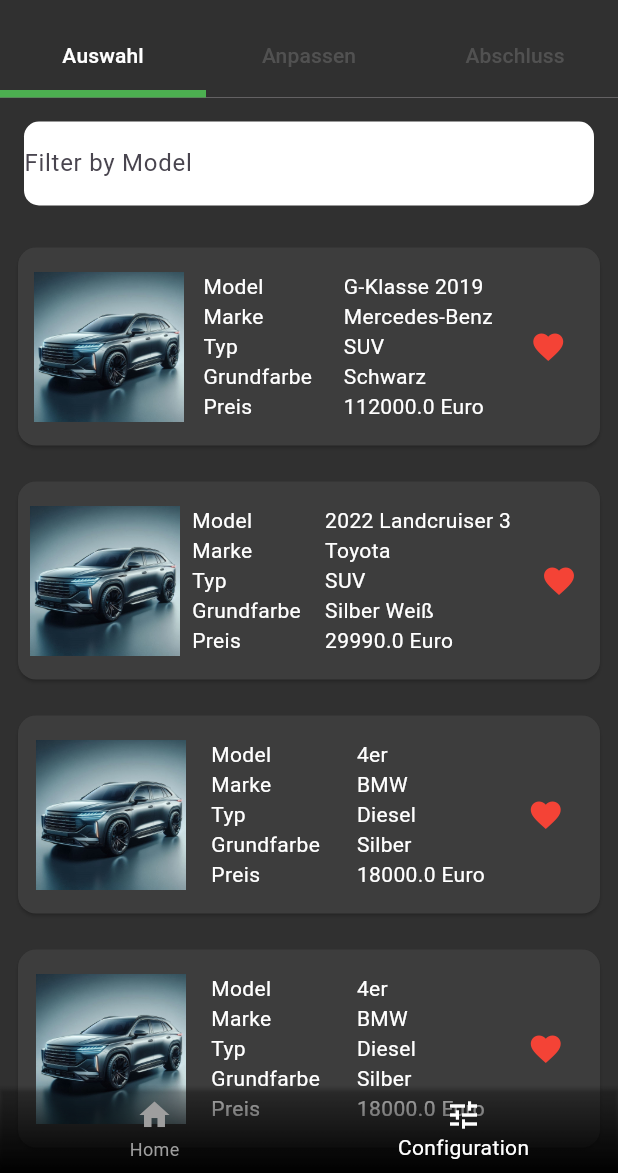
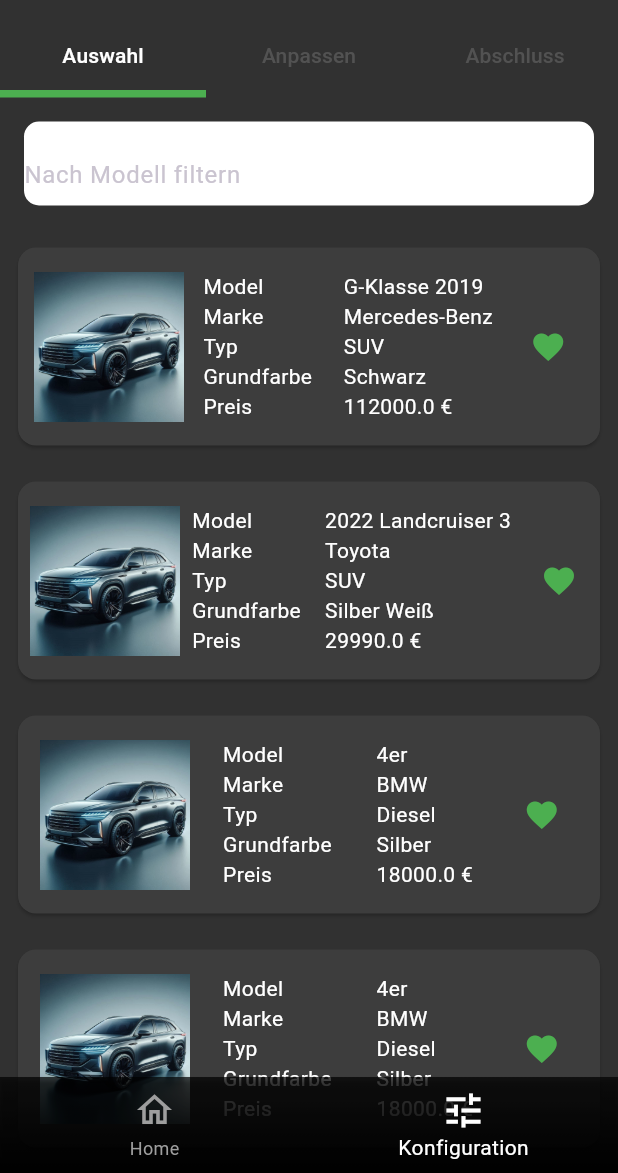
Before and after one commit to timhegi/virtuelle_fahrzeugerkundung, a Flutter app: the screen it shows after launch, item 2 of the bottom bar chosen, on a phone screen of 412 x 824 dp, the part 63-1236 px from its top. Run offline on Flutter 3.47's test engine with Material 3 defaults, Android fonts, the phone set to English and light mode, and no system bars; our stand-ins replace fluttertoast, hive, hive_flutter; missing offline and left inert: model_viewer_plus; accounts and stored records are empty.

Commit message:
-fovoriteCars in favoriteCars unbenannt -app icon geändert (nur für android) -bottom nav bar weiter angepasst -customWideFAB weiter angepasst -einheitliches globales theme erstellt (noch nicht alle farben eingepflegt aber denke sollte grob reichen) -einige kommentare und logs/prints entfernt

```diff
--- /dev/null
+++ b/lib/appTheme.dart
@@ -0,0 +1,50 @@
+import 'package:flutter/material.dart';
+
+class AppTheme {
+  static final ThemeData darkTheme = ThemeData(
+    useMaterial3: true,
+    brightness: Brightness.dark,
+    primaryColor: Colors.green,
+    scaffoldBackgroundColor: const Color(0xFF313131),
+    appBarTheme: const AppBarTheme(
+      backgroundColor: Color(0xFF313131),
+      foregroundColor: Colors.white70,
+    ),
+    cardTheme: const CardTheme(
+      color: Color(0xFF3D3D3D),
+    ),
+    cardColor: const Color(0xFF3D3D3D),
+    textTheme: const TextTheme(
+      bodyLarge: TextStyle(color: Colors.white),
+      bodyMedium: TextStyle(color: Colors.white),
+    ),
+    inputDecorationTheme: const InputDecorationTheme(
+      fillColor: Colors.white,
+      alignLabelWithHint: true,
+      counterStyle: TextStyle(color: Colors.red),
+      filled: false,
+    ),
+    floatingActionButtonTheme: const FloatingActionButtonThemeData(
+      backgroundColor: Colors.white,
+      foregroundColor: Colors.black,
+      shape: RoundedRectangleBorder(
+        borderRadius: BorderRadius.all(Radius.circular(10)),
+      ),
+    ),
+    tabBarTheme: TabBarTheme(
+      overlayColor: WidgetStateProperty.all(Colors.transparent),
+      labelColor: Colors.white,
+      unselectedLabelColor: Colors.grey,
+      indicatorColor: Colors.green,
+    ),
+    bottomNavigationBarTheme: const BottomNavigationBarThemeData(
+      backgroundColor: Colors.transparent,
+      selectedItemColor: Colors.white,
+      unselectedItemColor: Colors.grey,
+      type: BottomNavigationBarType.fixed,
+      enableFeedback: false,
+      landscapeLayout: BottomNavigationBarLandscapeLayout.centered,
+      showSelectedLabels: true,
+    ),
+  );
+}
--- a/lib/main.dart
+++ b/lib/main.dart
@@ -5,6 +5,7 @@
 import 'package:virtuelle_fahrzeugerkundung/services/carSelectionProvider.dart';
 import 'package:virtuelle_fahrzeugerkundung/views/configurationView.dart';
 import 'package:virtuelle_fahrzeugerkundung/models/car_model.dart';
+import 'package:virtuelle_fahrzeugerkundung/appTheme.dart';
 
 void main() async {
   WidgetsFlutterBinding.ensureInitialized();
@@ -34,10 +35,11 @@
 
   @override
   Widget build(BuildContext context) {
-    return const MaterialApp(
+    return MaterialApp(
       debugShowCheckedModeBanner: false,
       title: 'Virtuelle Fahrzeugerkundung',
-      home: ConfigurationView(),
+      theme: AppTheme.darkTheme,
+      home: const ConfigurationView(),
     );
   }
 }
--- a/lib/services/carSelectionProvider.dart
+++ b/lib/services/carSelectionProvider.dart
@@ -1,6 +1,5 @@
 import 'package:flutter/foundation.dart';
 import 'package:flutter/material.dart';
-import 'dart:developer' as developer;
 
 import '../models/car_model.dart';
 
@@ -11,7 +10,6 @@
 
   void selectCar(Car car) {
     _selectedCar = car;
-    developer.log('Car selected: ${car.model} - ${car.brand} - ${car.price}', name: 'CarSelection'); // TODO: Remove this line
     notifyListeners();
   }
 }
--- a/lib/views/GradientBottomNavBar.dart
+++ b/lib/views/GradientBottomNavBar.dart
@@ -19,8 +19,9 @@
           end: Alignment.topCenter,
           colors: [
             Colors.black,
-            Colors.black.withOpacity(0.0),
+            Colors.black.withOpacity(0.7),
           ],
+          stops: const [0.0, 1.0],
         ),
       ),
       child: BottomNavigationBar(
@@ -30,12 +31,14 @@
         selectedItemColor: Colors.white,
         items: const <BottomNavigationBarItem>[
           BottomNavigationBarItem(
-            icon: Icon(Icons.home),
+            icon: Icon(Icons.home_outlined, size: 28),
+            activeIcon: Icon(Icons.home, size: 30),
             label: 'Home',
           ),
           BottomNavigationBarItem(
-            icon: Icon(Icons.tune),
-            label: 'Configuration',
+            icon: Icon(Icons.tune_outlined, size: 28),
+            activeIcon: Icon(Icons.tune, size: 30),
+            label: 'Konfiguration',
           ),
         ],
         currentIndex: currentIndex,
--- a/lib/views/configurationView.dart
+++ b/lib/views/configurationView.dart
@@ -1,10 +1,12 @@
 import 'package:flutter/material.dart';
 import 'package:fluttertoast/fluttertoast.dart';
 import 'package:provider/provider.dart';
+import 'package:virtuelle_fahrzeugerkundung/appTheme.dart';
 import 'package:virtuelle_fahrzeugerkundung/services/carSelectionProvider.dart';
 import 'package:virtuelle_fahrzeugerkundung/views/customWideFAB.dart';
-import 'package:virtuelle_fahrzeugerkundung/widgets/fovoriteCars.dart';
+import 'package:virtuelle_fahrzeugerkundung/widgets/favoriteCars.dart';
 import 'package:virtuelle_fahrzeugerkundung/widgets/listOfCars.dart';
+
 import '../widgets/configuration.dart';
 import 'GradientBottomNavBar.dart';
 
@@ -82,7 +84,7 @@
           timeInSecForIosWeb: 2,
           backgroundColor: Colors.green,
           textColor: Colors.white,
-          fontSize: 16.0);
+          fontSize: 14.0);
     }
   }
 
@@ -91,13 +93,9 @@
     return MaterialApp(
       debugShowCheckedModeBanner: false,
       title: 'Virtuelle Fahrzeugerkundung',
-      theme: ThemeData(
-        useMaterial3: true,
-      ),
+      theme: AppTheme.darkTheme,
       home: Scaffold(
         appBar: AppBar(
-          backgroundColor: Colors.grey[850],
-          foregroundColor: Colors.white70,
           centerTitle: true,
           title: const Text('Virtuelle Fahrzeugerkundung'),
           bottom: _selectedBottomNavIndex == 1
@@ -180,10 +178,8 @@
   IconData _getFABIcon() {
     switch (_selectedTopNavIndex) {
       // Hier kann man die icons für die aktuelle ansicht anpassen, sofern nötig
-      case 0:
-        return Icons.directions_car;
       case 1:
-        return Icons.build;
+        return Icons.arrow_forward;
       case 2:
         return Icons.send;
       default:
--- a/lib/views/customWideFAB.dart
+++ b/lib/views/customWideFAB.dart
@@ -19,9 +19,9 @@
   @override
   Widget build(BuildContext context) {
     return Padding(
-      padding: const EdgeInsets.symmetric(horizontal: 16.0, vertical: 40.0),
+      padding: const EdgeInsets.symmetric(horizontal: 8.0, vertical: 48.0),
       child: SizedBox(
-        width: MediaQuery.of(context).size.width * 0.95,
+        width: MediaQuery.of(context).size.width,
         height: 56.0,
         child: ElevatedButton(
           style: ElevatedButton.styleFrom(
@@ -41,7 +41,7 @@
                 child: Text(
                   mainText,
                   style: const TextStyle(
-                    fontSize: 20.0,
+                    fontSize: 18.0,
                     fontWeight: FontWeight.bold,
                   ),
                   overflow: TextOverflow.ellipsis,
--- a/lib/widgets/listOfCars.dart
+++ b/lib/widgets/listOfCars.dart
@@ -1,5 +1,4 @@
 import 'package:flutter/material.dart';
-import 'package:hexcolor/hexcolor.dart';
 import 'package:hive/hive.dart';
 import 'package:hive_flutter/hive_flutter.dart';
 import 'package:provider/provider.dart';
@@ -62,7 +61,6 @@
 
   @override
   void initState() {
-    // Initialize the filtered list with all products
     filteredCars = carList;
 
     openBox();
@@ -80,8 +78,6 @@
     );
     Provider.of<CarSelectionProvider>(context, listen: false)
         .selectCar(selectedCar);
-    print(
-        'Car selected in ListOfCars: ${selectedCar.model} - ${selectedCar.brand}');
     widget.onCarSelected();
   }
 
@@ -91,11 +87,9 @@
     }
   }
 
-  // Function to filter products by model
   void filterCarsByModel(String model) {
     setState(() {
       filterModel = model;
-      // Use the 'where' method to filter products by model
       filteredCars = carList
           .where((car) => car.model != null && car.model!.contains(filterModel))
           .toList();
@@ -105,7 +99,8 @@
   @override
   Widget build(BuildContext context) {
     return Container(
-      decoration: BoxDecoration(color: Colors.grey[850]),
+      decoration:
+          BoxDecoration(color: Theme.of(context).scaffoldBackgroundColor),
       child: Column(
         mainAxisAlignment: MainAxisAlignment.start,
         children: [
@@ -113,13 +108,13 @@
             padding: const EdgeInsets.all(16.0),
             child: Container(
               decoration: BoxDecoration(
-                color: Colors.white,
-                borderRadius: BorderRadius.all(Radius.circular(10)),
+                color: Theme.of(context).inputDecorationTheme.fillColor,
+                borderRadius: const BorderRadius.all(Radius.circular(10)),
               ),
               width: 400,
               child: TextField(
-                decoration: InputDecoration(
-                  labelText: 'Filter by Model',
+                decoration: const InputDecoration(
+                  labelText: 'Nach Modell filtern',
                   border: InputBorder.none,
                 ),
                 onChanged: filterCarsByModel,
@@ -128,12 +123,11 @@
           ),
           Expanded(
             child: Container(
-              color: Colors.grey[850],
+              color: Theme.of(context).scaffoldBackgroundColor,
               child: ListView.builder(
                 itemCount: filteredCars.length + 1,
                 itemBuilder: (BuildContext context, int index) {
                   if (index == filteredCars.length) {
-                    // Return SizedBox for the last item
                     return const SizedBox(height: 60);
                   } else {
                     return Padding(
@@ -141,7 +135,7 @@
                       child: GestureDetector(
                         onTap: () => _selectCar(filteredCars[index]),
                         child: Card(
-                          color: HexColor("3D3D3D"),
+                          color: Theme.of(context).cardColor,
                           child: Padding(
                             padding: const EdgeInsets.all(8.0),
                             child: Row(
@@ -150,7 +144,6 @@
                                 SizedBox(
                                   height: 100,
                                   width: 100,
-                                  // Set a fixed width for the images
                                   child: PageView.builder(
                                     itemCount: images.length,
                                     itemBuilder: (context, imageIndex) {
@@ -165,20 +158,25 @@
                                         CrossAxisAlignment.start,
                                     children: [
                                       Text("Model",
-                                          style: TextStyle(color: Colors.white),
-                                          textAlign: TextAlign.left),
+                                          style: Theme.of(context)
+                                              .textTheme
+                                              .bodyMedium),
                                       Text("Marke",
-                                          style: TextStyle(color: Colors.white),
-                                          textAlign: TextAlign.left),
+                                          style: Theme.of(context)
+                                              .textTheme
+                                              .bodyMedium),
                                       Text("Typ",
-                                          style: TextStyle(color: Colors.white),
-                                          textAlign: TextAlign.left),
+                                          style: Theme.of(context)
+                                              .textTheme
+                                              .bodyMedium),
                                       Text("Grundfarbe",
-                                          style: TextStyle(color: Colors.white),
-                                          textAlign: TextAlign.left),
+                                          style: Theme.of(context)
+                                              .textTheme
+                                              .bodyMedium),
                                       Text("Preis",
-                                          style: TextStyle(color: Colors.white),
-                                          textAlign: TextAlign.left),
+                                          style: Theme.of(context)
+                                              .textTheme
+                                              .bodyMedium),
                                     ],
                                   ),
                                 ),
@@ -193,37 +191,38 @@
                                               .elementAt(index)
                                               .model
                                               .toString(),
-                                          style: TextStyle(color: Colors.white),
-                                          textAlign: TextAlign.left),
+                                          style: Theme.of(context)
+                                              .textTheme
+                                              .bodyMedium),
                                       Text(
                                           filteredCars
                                               .elementAt(index)
                                               .brand
                                               .toString(),
-                                          style: TextStyle(color: Colors.white),
-                                          textAlign: TextAlign.left),
+                                          style: Theme.of(context)
+                                              .textTheme
+                                              .bodyMedium),
                                       Text(
                                           filteredCars
                                               .elementAt(index)
                                               .type
                                               .toString(),
-                                          style: TextStyle(color: Colors.white),
-                                          textAlign: TextAlign.left),
+                                          style: Theme.of(context)
+                                              .textTheme
+                                              .bodyMedium),
                                       Text(
                                           filteredCars
                                               .elementAt(index)
                                               .baseColor
                                               .toString(),
-                                          style: TextStyle(color: Colors.white),
-                                          textAlign: TextAlign.left),
+                                          style: Theme.of(context)
+                                              .textTheme
+                                              .bodyMedium),
                                       Text(
-                                          filteredCars
-                                                  .elementAt(index)
-                                                  .price
-                                                  .toString() +
-                                              " Euro",
-                                          style: TextStyle(color: Colors.white),
-                                          textAlign: TextAlign.left),
+                                          "${filteredCars.elementAt(index).price} €",
+                                          style: Theme.of(context)
+                                              .textTheme
+                                              .bodyMedium),
                                     ],
                                   ),
                                 ),
@@ -232,20 +231,32 @@
                                   mainAxisAlignment: MainAxisAlignment.end,
                                   children: [
                                     IconButton(
-                                      icon: const Icon(Icons.favorite,
-                                          color: Colors.red),
+                                      icon: Icon(
+                                        Icons.favorite,
+                                        color: Theme.of(context).primaryColor,
+                                      ),
                                       tooltip: 'Auto zu Favoriten hinzufügen',
                                       onPressed: () {
-                                    setState(() {
-                                      Hive.box<Car>("cars").add(Car(
-                                        model: filteredCars.elementAt(index).model,
-                                        brand: filteredCars.elementAt(index).brand,
-                                        type: filteredCars.elementAt(index).type,
-                                        baseColor: filteredCars.elementAt(index).baseColor,
-                                        price: filteredCars.elementAt(index).price,
-                                      ));
-                                    });
-                                  },
+                                        setState(() {
+                                          Hive.box<Car>("cars").add(Car(
+                                            model: filteredCars
+                                                .elementAt(index)
+                                                .model,
+                                            brand: filteredCars
+                                                .elementAt(index)
+                                                .brand,
+                                            type: filteredCars
+                                                .elementAt(index)
+                                                .type,
+                                            baseColor: filteredCars
+                                                .elementAt(index)
+                                                .baseColor,
+                                            price: filteredCars
+                                                .elementAt(index)
+                                                .price,
+                                          ));
+                                        });
+                                      },
                                     ),
                                   ],
                                 ),
```
Also changed, not shown: lib/models/car.dart (+7 -2 lines), lib/models/car_model.dart (+7 -8 lines), lib/widgets/configuration.dart (+10 -11 lines), lib/widgets/favoriteCars.dart (added, +144 -0 lines), lib/widgets/fovoriteCars.dart (deleted, +0 -155 lines), 5 other files.
